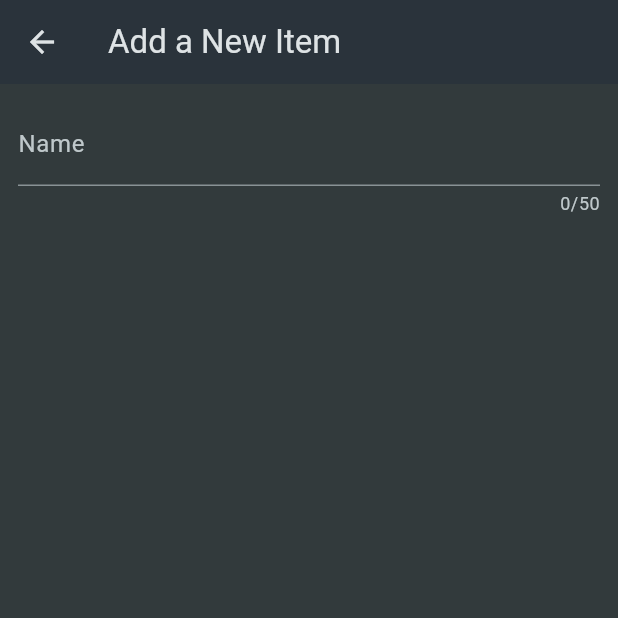
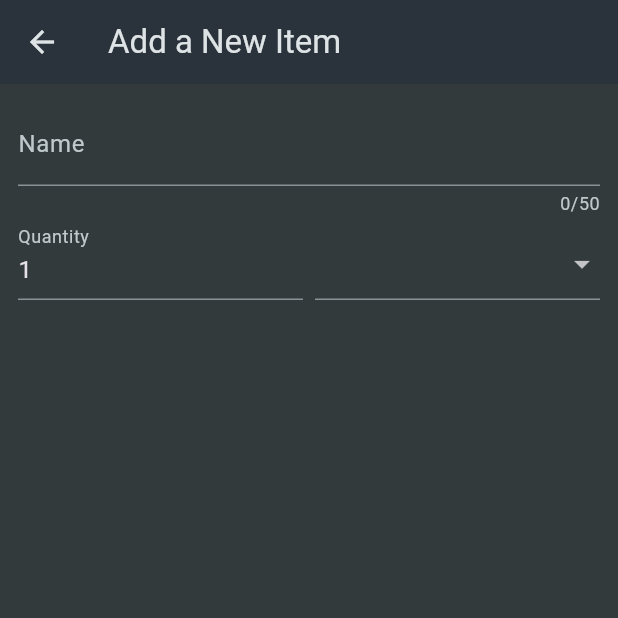
Before and after one commit to mohdshahzil/shopping_list, a Flutter app: the NewItem screen opened directly, on a phone screen of 412 x 824 dp, the top half of it. Run offline on Flutter 3.47's test engine with Material 3 defaults, Android fonts, the phone set to English and light mode, and no system bars.

```diff
--- a/lib/widgets/new_item.dart
+++ b/lib/widgets/new_item.dart
@@ -1,4 +1,5 @@
 import 'package:flutter/material.dart';
+import 'package:shopping_list/data/categories.dart';
 
 class NewItem extends StatefulWidget {
   const NewItem({super.key});
@@ -28,6 +29,42 @@ class _NewItemState extends State<NewItem> {
                   return 'Demo...';
                 },
               ), //instead of TextField
+              Row(
+                crossAxisAlignment: CrossAxisAlignment.end,
+                children: [
+                  Expanded(
+                    child: TextFormField(
+                      decoration: const InputDecoration(
+                        label: Text('Quantity'),
+                      ),
+                      initialValue: '1',
+                    ),
+                  ),
+                  const SizedBox(
+                    width: 8,
+                  ),
+                  Expanded(
+                    child: DropdownButtonFormField(items: [
+                      for (final categoryy in categories.entries)
+                        DropdownMenuItem(
+                            value: categoryy.value,
+                            child: Row(
+                              children: [
+                                Container(
+                                  width: 16,
+                                  height: 16,
+                                  color: categoryy.value.color,
+                                ),
+                                const SizedBox(
+                                  width: 6,
+                                ),
+                                Text(categoryy.value.title)
+                              ],
+                            ))
+                    ], onChanged: (value) {}),
+                  )
+                ],
+              )
             ],
           ),
         ),
```
